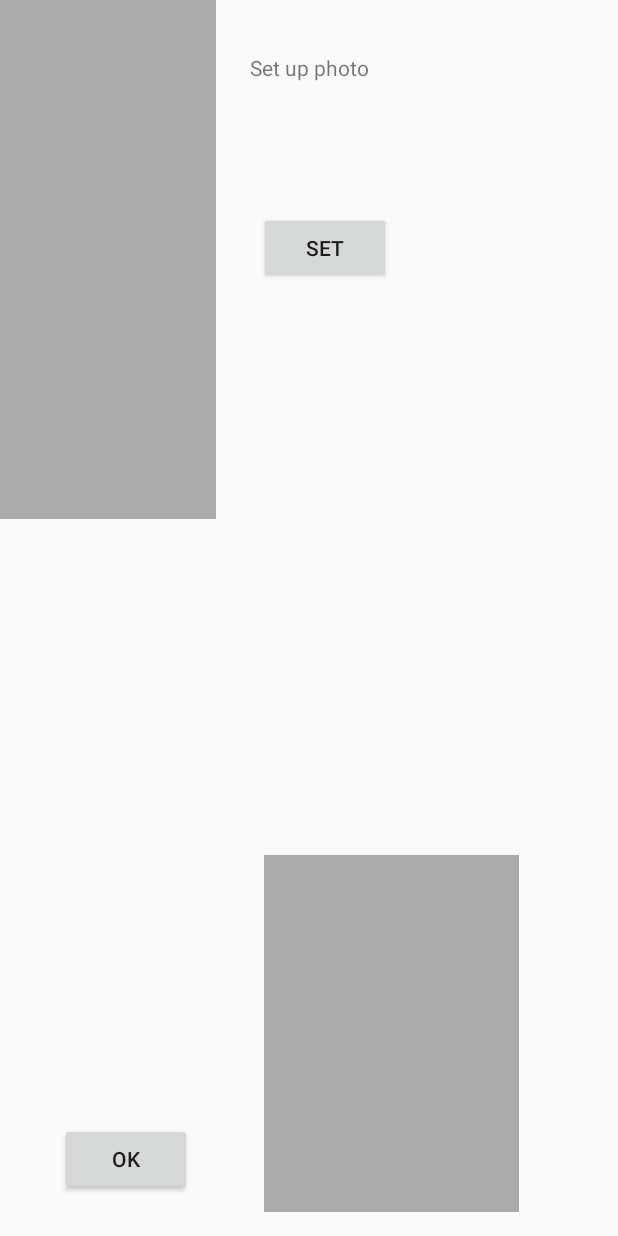
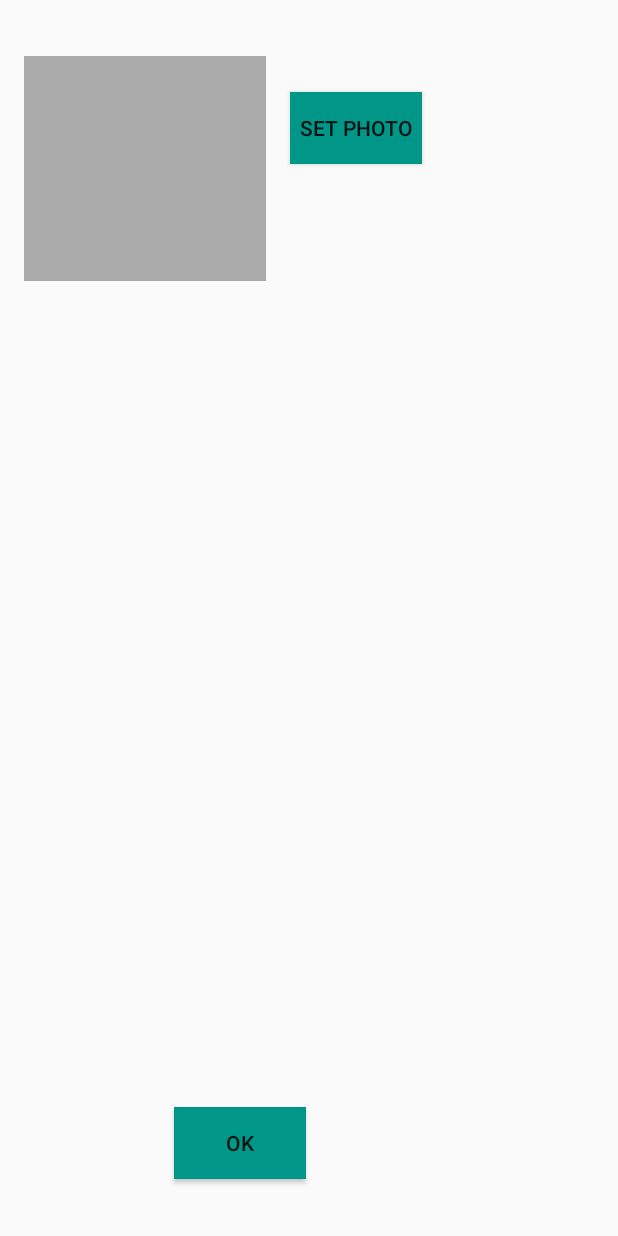
Before and after one commit to johnGachihi/Tubonge, an Android app: the layout activity_set_photo.xml on its own in the app's theme, with its tools: preview values and no code run, on a phone screen of 412 x 824 dp. Run offline under Robolectric (Android 15) with nearby library versions, the phone set to English and light mode, and no system bars; network calls fail.

Commit message:
Almost done

```diff
--- a/app/src/main/AndroidManifest.xml
+++ b/app/src/main/AndroidManifest.xml
@@ -13,7 +13,7 @@
         android:roundIcon="@mipmap/ic_launcher_round"
         android:supportsRtl="true"
         android:theme="@style/AppTheme">
-        <activity android:name=".loginsignup.MainActivity">
+        <activity android:name=".SetPhotoActivity">
             <intent-filter>
                 <action android:name="android.intent.action.MAIN" />
 
@@ -25,7 +25,7 @@
             android:label="Sign in" />
         <activity android:name=".loginsignup.SignUpActivity"
             android:label="Register"/>
-        <activity android:name=".SetPhotoActivity"
+        <activity android:name=".loginsignup.MainActivity"
             android:label="Set your profile photo"/>
         <activity android:name=".loginsignup.InterestsActivity"
             android:label="Choose an interest !"/>
--- a/app/src/main/java/com/originals/johnevans/tubonge/ChatRoom.java
+++ b/app/src/main/java/com/originals/johnevans/tubonge/ChatRoom.java
@@ -66,6 +66,7 @@ public class ChatRoom extends AppCompatActivity{
         mateName.setText(username);
         Picasso.with(getApplicationContext())
                 .load(iconPath)
+                .placeholder(R.drawable.user_icon)
                 .resize(100,100)
                 .centerCrop()
                 .into(mateImage);
--- a/app/src/main/java/com/originals/johnevans/tubonge/SuggestionsActivity.java
+++ b/app/src/main/java/com/originals/johnevans/tubonge/SuggestionsActivity.java
@@ -106,7 +106,7 @@ public class SuggestionsActivity extends AppCompatActivity {
             ImageView mateIcon = (ImageView) convertView.findViewById(R.id.mate_icon);
             Picasso.with(getApplicationContext())
                    .load(mates.get(position).getIcon_path())
-                   .placeholder(R.drawable.ble)
+                   .placeholder(R.drawable.user_icon)
                     .resize(100,100)
                     .centerCrop()
                    .into(mateIcon);
--- a/app/src/main/java/com/originals/johnevans/tubonge/loginsignup/LoginActivity.java
+++ b/app/src/main/java/com/originals/johnevans/tubonge/loginsignup/LoginActivity.java
@@ -94,6 +94,7 @@ public class LoginActivity extends AppCompatActivity {
                     dialog.show();
                 } else if (password.length()<4) {
                     builder.setMessage("Passord too short");
+                    builder.setCancelable(false);
                     dialog = builder.create();
                     dialog.show();
                 } else {
--- a/app/src/main/res/layout/activity_set_photo.xml
+++ b/app/src/main/res/layout/activity_set_photo.xml
@@ -6,58 +6,34 @@
     android:layout_height="match_parent"
     tools:context="com.originals.johnevans.tubonge.SetPhotoActivity">
 
-    <TextView
-        android:id="@+id/textView2"
-        android:layout_width="wrap_content"
-        android:layout_height="wrap_content"
-        android:text="@string/set_up_photo"
-        android:layout_marginRight="8dp"
-        app:layout_constraintRight_toRightOf="parent"
-        android:layout_marginLeft="8dp"
-        app:layout_constraintLeft_toLeftOf="parent"
-        app:layout_constraintHorizontal_bias="0.502"
-        app:layout_constraintTop_toTopOf="parent"
-        android:layout_marginTop="35dp" />
-
     <ImageView
         android:id="@+id/imageView"
-        android:layout_width="163dp"
-        android:layout_height="346dp"
+        android:layout_width="161dp"
+        android:layout_height="150dp"
         app:srcCompat="@android:color/darker_gray"
-        android:layout_marginLeft="-20dp"
+        android:layout_marginLeft="16dp"
         app:layout_constraintLeft_toLeftOf="parent"
         app:layout_constraintTop_toTopOf="parent"
-        android:layout_marginTop="0dp" />
+        android:layout_marginTop="37dp" />
 
     <Button
         android:id="@+id/setPhoto_bt"
         android:layout_width="wrap_content"
         android:layout_height="wrap_content"
-        android:text="set"
-        app:layout_constraintLeft_toRightOf="@+id/imageView"
-        android:layout_marginLeft="29dp"
+        android:text="set photo"
+        android:background="@color/colorPrimary"
         app:layout_constraintTop_toTopOf="parent"
-        android:layout_marginTop="141dp" />
-
-    <ImageView
-        android:id="@+id/imageView2"
-        android:layout_width="170dp"
-        android:layout_height="238dp"
-        android:layout_marginBottom="16dp"
-        android:layout_marginLeft="176dp"
-        android:background="@android:color/darker_gray"
-        app:layout_constraintBottom_toBottomOf="parent"
-        app:layout_constraintLeft_toLeftOf="parent"
-        app:srcCompat="@android:color/darker_gray"
-        tools:layout_editor_absoluteY="198dp"
-        tools:layout_editor_absoluteX="175dp" />
+        android:layout_marginTop="61dp"
+        android:layout_marginLeft="193dp"
+        app:layout_constraintLeft_toLeftOf="parent" />
 
     <Button
         android:id="@+id/ok_set_photo"
         android:layout_width="wrap_content"
         android:layout_height="wrap_content"
-        android:layout_marginBottom="27dp"
-        android:layout_marginLeft="40dp"
+        android:background="@color/colorPrimary"
+        android:layout_marginBottom="38dp"
+        android:layout_marginLeft="116dp"
         android:text="@android:string/ok"
         app:layout_constraintBottom_toBottomOf="parent"
         app:layout_constraintLeft_toLeftOf="parent" />
--- a/app/src/main/res/layout/activity_suggestions.xml
+++ b/app/src/main/res/layout/activity_suggestions.xml
@@ -15,6 +15,7 @@
         android:layout_marginLeft="8dp"
         android:layout_marginRight="8dp"
         android:layout_marginTop="8dp"
+        android:verticalSpacing="20dp"
         android:gravity="center"
         android:numColumns="2"
         app:layout_constraintBottom_toBottomOf="parent"
--- a/app/src/main/res/layout/interest_list_format.xml
+++ b/app/src/main/res/layout/interest_list_format.xml
@@ -18,6 +18,10 @@
             android:id="@+id/interest_name"
             android:layout_width="0dp"
             android:layout_height="match_parent"
+            android:textColor="#000000"
+            android:textSize="20sp"
+            android:paddingLeft="10dp"
+            android:gravity="center_vertical"
             android:layout_weight="4"
             tools:layout_editor_absoluteX="176dp"
             tools:layout_editor_absoluteY="158dp" />
--- a/app/src/main/res/layout/mates_format.xml
+++ b/app/src/main/res/layout/mates_format.xml
@@ -16,7 +16,8 @@
         android:id="@+id/mate_username"
         android:layout_width="match_parent"
         android:layout_height="32dp"
-        android:gravity="center"
+        android:gravity="center_horizontal"
         android:text="TextView"
-        android:textSize="15sp" />
+        android:textSize="20sp"
+        android:textColor="#000000"/>
 </LinearLayout>
```
Also changed, not shown: app/src/main/java/com/originals/johnevans/tubonge/SetPhotoActivity.java (+8 -16 lines), app/src/main/java/com/originals/johnevans/tubonge/loginsignup/InterestsActivity.java (+15 -0 lines), app/src/main/res/layout/activity_chat_room.xml (+9 -2 lines), app/src/main/res/layout/activity_interests.xml (+3 -17 lines), app/src/main/res/drawable-hdpi/profile_placeholder.png (added), app/src/main/res/drawable-hdpi/user_icon.png (added), app/src/main/res/drawable-mdpi/profile_placeholder.png (added), app/src/main/res/drawable-mdpi/user_icon.png (added), app/src/main/res/drawable-xhdpi/profile_placeholder.png (added), app/src/main/res/drawable-xhdpi/user_icon.png (added), app/src/main/res/drawable-xxhdpi/profile_placeholder.png (added), app/src/main/res/drawable-xxhdpi/user_icon.png (added).
